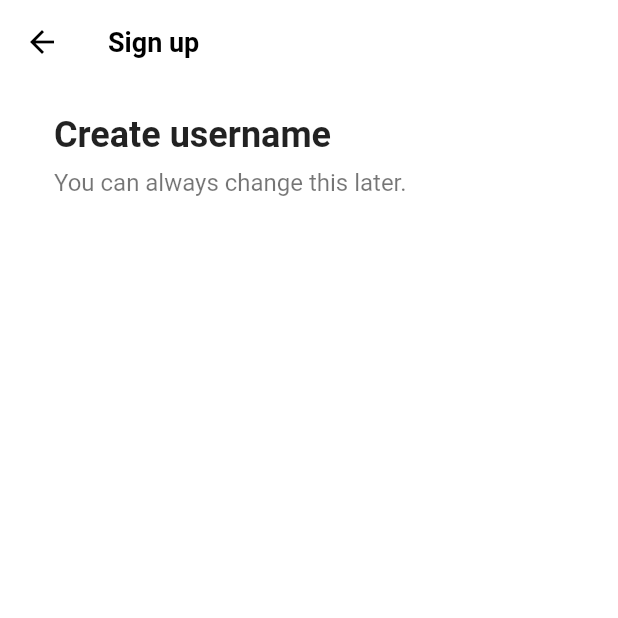
After one commit to dindoo0524/tiktok_clone, a Flutter app: the screen it shows after launch, after a tap on "Use email & password", on a phone screen of 412 x 824 dp, the top half of it. The commit adds this screen. Run offline on Flutter 3.47's test engine with Material 2 defaults, Android fonts, the phone set to English and light mode, and no system bars; our stand-ins replace font_awesome_flutter.

Commit message:
2.1 Sign Up form part One

```diff
--- /dev/null
+++ b/lib/features/authentication/email_screen.dart
@@ -0,0 +1,42 @@
+import 'package:flutter/material.dart';
+import 'package:tiktok_clone/constants/gaps.dart';
+import 'package:tiktok_clone/constants/sizes.dart';
+
+class EmailScreen extends StatelessWidget {
+  const EmailScreen({super.key});
+
+  @override
+  Widget build(BuildContext context) {
+    return Scaffold(
+      appBar: AppBar(
+        title: const Text(
+          'Sign up',
+        ),
+      ),
+      body: const Padding(
+        padding: EdgeInsets.symmetric(horizontal: Sizes.size36),
+        child: Column(
+          crossAxisAlignment: CrossAxisAlignment.start,
+          children: [
+            Gaps.v20,
+            Text(
+              'Create username',
+              style: TextStyle(
+                fontSize: Sizes.size24,
+                fontWeight: FontWeight.w700,
+              ),
+            ),
+            Gaps.v8,
+            Text(
+              'You can always change this later.',
+              style: TextStyle(
+                fontSize: Sizes.size16,
+                color: Colors.black54,
+              ),
+            ),
+          ],
+        ),
+      ),
+    );
+  }
+}
--- a/lib/features/authentication/login_screen.dart
+++ b/lib/features/authentication/login_screen.dart
@@ -7,7 +7,7 @@ import 'package:tiktok_clone/features/authentication/widgets/auth_button.dart';
 class LoginScreen extends StatelessWidget {
   const LoginScreen({super.key});
 
-  void onSignupTap(BuildContext context) {
+  void _onSignupTap(BuildContext context) {
     Navigator.of(context).pop();
   }
 
@@ -49,7 +49,7 @@ class LoginScreen extends StatelessWidget {
         ),
       ),
       bottomNavigationBar: BottomAppBar(
-        color: Colors.grey.shade100,
+        color: Colors.grey.shade50,
         elevation: 2,
         child: Padding(
           padding: const EdgeInsets.symmetric(
@@ -63,7 +63,7 @@ class LoginScreen extends StatelessWidget {
               ),
               Gaps.h5,
               GestureDetector(
-                onTap: () => onSignupTap(context),
+                onTap: () => _onSignupTap(context),
                 child: Text(
                   'Sign up',
                   style: TextStyle(
--- a/lib/features/authentication/sign_up_screen.dart
+++ b/lib/features/authentication/sign_up_screen.dart
@@ -2,33 +2,39 @@ import 'package:flutter/material.dart';
 import 'package:font_awesome_flutter/font_awesome_flutter.dart';
 import 'package:tiktok_clone/constants/gaps.dart';
 import 'package:tiktok_clone/constants/sizes.dart';
+import 'package:tiktok_clone/features/authentication/email_screen.dart';
 import 'package:tiktok_clone/features/authentication/login_screen.dart';
 import 'package:tiktok_clone/features/authentication/widgets/auth_button.dart';
 
 class SignUpScreen extends StatelessWidget {
   const SignUpScreen({super.key});
 
-  void onLoginTap(BuildContext context) {
+  void _onLoginTap(BuildContext context) {
     Navigator.of(context)
         .push(MaterialPageRoute(builder: (context) => const LoginScreen()));
+  }
+
+  void _onEmailTap(BuildContext context) {
+    Navigator.of(context)
+        .push(MaterialPageRoute(builder: (context) => const EmailScreen()));
   }
 
   @override
   Widget build(BuildContext context) {
     return Scaffold(
-      body: const SafeArea(
+      body: SafeArea(
         child: Padding(
-          padding: EdgeInsets.symmetric(horizontal: Sizes.size40),
+          padding: const EdgeInsets.symmetric(horizontal: Sizes.size40),
           child: Column(
             children: [
               Gaps.v80,
-              Text('Sign up for TikTok',
+              const Text('Sign up for TikTok',
                   style: TextStyle(
                     fontSize: Sizes.size24,
                     fontWeight: FontWeight.w700,
                   )),
               Gaps.v20,
-              Text(
+              const Text(
                 'Create a profile, follow other accounts, make your own videos, and more.',
                 style: TextStyle(
                   fontSize: Sizes.size16,
@@ -37,12 +43,15 @@ class SignUpScreen extends StatelessWidget {
                 textAlign: TextAlign.center,
               ),
               Gaps.v40,
-              AuthButton(
-                icon: FaIcon(FontAwesomeIcons.user),
-                text: 'Use email & password',
+              GestureDetector(
+                onTap: () => _onEmailTap(context),
+                child: const AuthButton(
+                  icon: FaIcon(FontAwesomeIcons.user),
+                  text: 'Use email & password',
+                ),
               ),
               Gaps.v16,
-              AuthButton(
+              const AuthButton(
                 icon: FaIcon(FontAwesomeIcons.apple),
                 text: 'Continue with Apple',
               ),
@@ -51,7 +60,7 @@ class SignUpScreen extends StatelessWidget {
         ),
       ),
       bottomNavigationBar: BottomAppBar(
-        color: Colors.grey.shade100,
+        color: Colors.grey.shade50,
         elevation: 2,
         child: Padding(
           padding: const EdgeInsets.symmetric(
@@ -65,7 +74,7 @@ class SignUpScreen extends StatelessWidget {
               ),
               Gaps.h5,
               GestureDetector(
-                onTap: () => onLoginTap(context),
+                onTap: () => _onLoginTap(context),
                 child: Text(
                   'Log in',
                   style: TextStyle(
--- a/lib/main.dart
+++ b/lib/main.dart
@@ -1,4 +1,5 @@
 import 'package:flutter/material.dart';
+import 'package:tiktok_clone/constants/sizes.dart';
 import 'package:tiktok_clone/features/authentication/sign_up_screen.dart';
 
 void main() {
@@ -15,6 +16,17 @@ class TikTokApp extends StatelessWidget {
       title: 'TikTok App',
       theme: ThemeData(
         primaryColor: const Color(0xFFE9435A),
+        scaffoldBackgroundColor: Colors.white,
+        appBarTheme: const AppBarTheme(
+          foregroundColor: Colors.black,
+          backgroundColor: Colors.white,
+          elevation: 0,
+          titleTextStyle: TextStyle(
+            color: Colors.black,
+            fontSize: Sizes.size16 + Sizes.size2,
+            fontWeight: FontWeight.w600,
+          ),
+        ),
       ),
       home: const SignUpScreen(),
     );
```
Also changed, not shown: lib/features/authentication/username_screen.dart (added).
